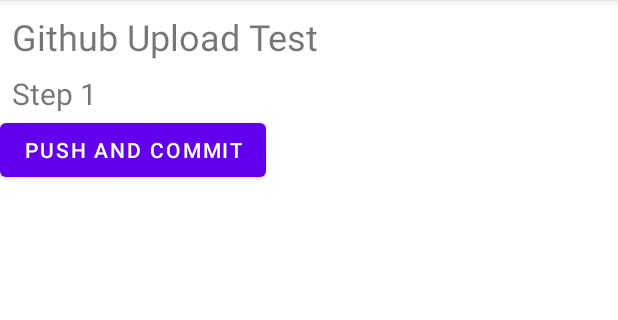
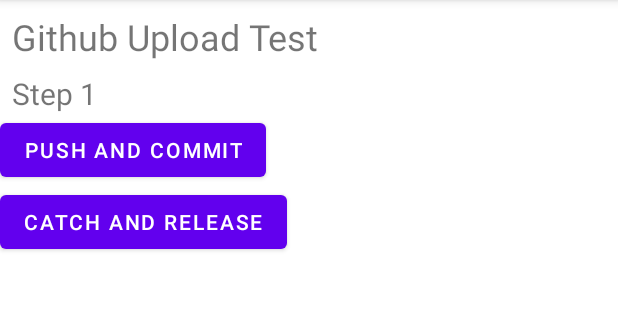
Before and after one commit to erleed/GitUploadTest, an Android app: the screen it shows after launch (MainActivity), on a phone screen of 412 x 824 dp, the part 84-404 px from its top. Run offline under Robolectric (Android 15) with nearby library versions, the phone set to English and light mode, and no system bars.

Commit message:
Added "catch and release"

```diff
--- a/app/src/main/res/layout/activity_main.xml
+++ b/app/src/main/res/layout/activity_main.xml
@@ -29,5 +29,10 @@
         android:layout_height="wrap_content"
         android:text="Push and Commit"
         />
+    <Button
+        android:layout_width="wrap_content"
+        android:layout_height="wrap_content"
+        android:text="Catch and Release"
+        />
 
 </LinearLayout>
```
